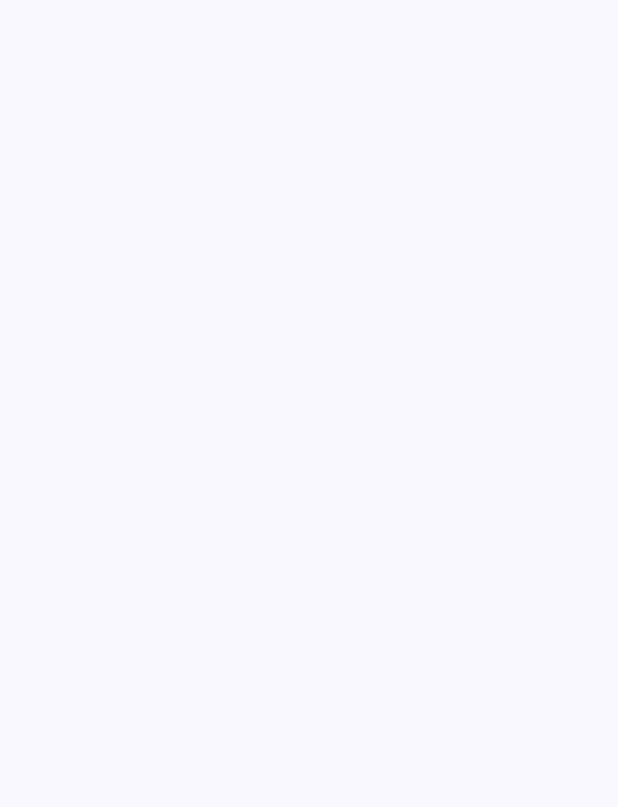
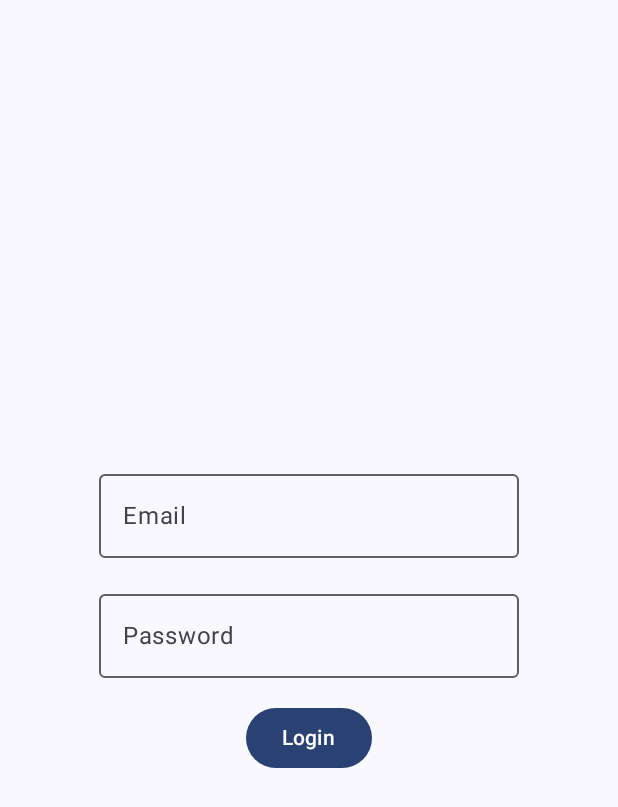
Before and after one commit to raheemadamboev/compose-preview-screenshot-testing-demo, an Android app built with Jetpack Compose: the screen it shows after launch (MainActivity), on a phone screen of 412 x 824 dp. Before the commit the part shown is empty. Shown: the top 807 px of the screen. Run offline under Robolectric (Android 15) with nearby library versions, the phone set to English and light mode, and no system bars.

Commit message:
Implement Login screen;

```diff
--- a/app/build.gradle.kts
+++ b/app/build.gradle.kts
@@ -54,6 +54,7 @@ dependencies {
     implementation(platform(libs.compose))
     implementation(libs.compose.ui)
     implementation(libs.compose.graphics)
+    debugImplementation(libs.compose.tooling)
     implementation(libs.compose.preview)
     implementation(libs.compose.material3)
 
--- a/app/src/main/java/xyz/teamgravity/composepreviewscreenshottestingdemo/MainActivity.kt
+++ b/app/src/main/java/xyz/teamgravity/composepreviewscreenshottestingdemo/MainActivity.kt
@@ -4,12 +4,16 @@ import android.os.Bundle
 import androidx.activity.ComponentActivity
 import androidx.activity.compose.setContent
 import androidx.activity.enableEdgeToEdge
+import androidx.compose.foundation.layout.Box
 import androidx.compose.foundation.layout.fillMaxSize
+import androidx.compose.foundation.layout.padding
 import androidx.compose.material3.Scaffold
 import androidx.compose.ui.Modifier
+import xyz.teamgravity.composepreviewscreenshottestingdemo.ui.LoginScreen
 import xyz.teamgravity.composepreviewscreenshottestingdemo.ui.theme.ComposePreviewScreenshotTestingDemoTheme
 
 class MainActivity : ComponentActivity() {
+
     override fun onCreate(savedInstanceState: Bundle?) {
         super.onCreate(savedInstanceState)
         enableEdgeToEdge()
@@ -18,6 +22,11 @@ class MainActivity : ComponentActivity() {
                 Scaffold(
                     modifier = Modifier.fillMaxSize()
                 ) { padding ->
+                    Box(
+                        modifier = Modifier.padding(padding)
+                    ) {
+                        LoginScreen()
+                    }
                 }
             }
         }
--- /dev/null
+++ b/app/src/main/java/xyz/teamgravity/composepreviewscreenshottestingdemo/ui/LoginScreen.kt
@@ -0,0 +1,66 @@
+package xyz.teamgravity.composepreviewscreenshottestingdemo.ui
+
+import androidx.compose.foundation.layout.Arrangement
+import androidx.compose.foundation.layout.Column
+import androidx.compose.foundation.layout.fillMaxSize
+import androidx.compose.material3.Button
+import androidx.compose.material3.OutlinedTextField
+import androidx.compose.material3.Text
+import androidx.compose.runtime.Composable
+import androidx.compose.runtime.getValue
+import androidx.compose.runtime.mutableStateOf
+import androidx.compose.runtime.saveable.rememberSaveable
+import androidx.compose.runtime.setValue
+import androidx.compose.ui.Alignment
+import androidx.compose.ui.Modifier
+import androidx.compose.ui.res.stringResource
+import androidx.compose.ui.tooling.preview.Preview
+import androidx.compose.ui.unit.dp
+import xyz.teamgravity.composepreviewscreenshottestingdemo.R
+
+@Composable
+fun LoginScreen() {
+    Column(
+        horizontalAlignment = Alignment.CenterHorizontally,
+        verticalArrangement = Arrangement.spacedBy(
+            space = 16.dp,
+            alignment = Alignment.CenterVertically
+        ),
+        modifier = Modifier.fillMaxSize()
+    ) {
+        var email: String by rememberSaveable { mutableStateOf("") }
+        var password: String by rememberSaveable { mutableStateOf("") }
+
+        OutlinedTextField(
+            value = email,
+            onValueChange = { email = it },
+            label = {
+                Text(
+                    text = stringResource(R.string.email)
+                )
+            }
+        )
+        OutlinedTextField(
+            value = password,
+            onValueChange = { password = it },
+            label = {
+                Text(
+                    text = stringResource(R.string.password)
+                )
+            }
+        )
+        Button(
+            onClick = {}
+        ) {
+            Text(
+                text = stringResource(R.string.login)
+            )
+        }
+    }
+}
+
+@Preview(showBackground = true)
+@Composable
+fun LoginScreenPreview() {
+    LoginScreen()
+}
--- a/app/src/main/res/values/strings.xml
+++ b/app/src/main/res/values/strings.xml
@@ -1,3 +1,8 @@
 <resources>
     <string name="app_name">ComposePreviewScreenshotTestingDemo</string>
+
+    <!-- Login -->
+    <string name="email">Email</string>
+    <string name="password">Password</string>
+    <string name="login">Login</string>
 </resources>
--- a/gradle/libs.versions.toml
+++ b/gradle/libs.versions.toml
@@ -5,7 +5,7 @@ compose-activity = "1.9.2"
 compose-lifecycle = "2.8.6"
 core = "1.13.1"
 
-android = "8.5.2"
+android = "8.6.1"
 kotlin = "2.0.20"
 
 sdk-min = "26"
@@ -18,6 +18,7 @@ java-target = "17"
 compose = { group = "androidx.compose", name = "compose-bom", version.ref = "compose" }
 compose-ui = { group = "androidx.compose.ui", name = "ui" }
 compose-graphics = { group = "androidx.compose.ui", name = "ui-graphics" }
+compose-tooling = { group = "androidx.compose.ui", name = "ui-tooling" }
 compose-preview = { group = "androidx.compose.ui", name = "ui-tooling-preview" }
 compose-material3 = { group = "androidx.compose.material3", name = "material3" }
 compose-activity = { group = "androidx.activity", name = "activity-compose", version.ref = "compose-activity" }
```
